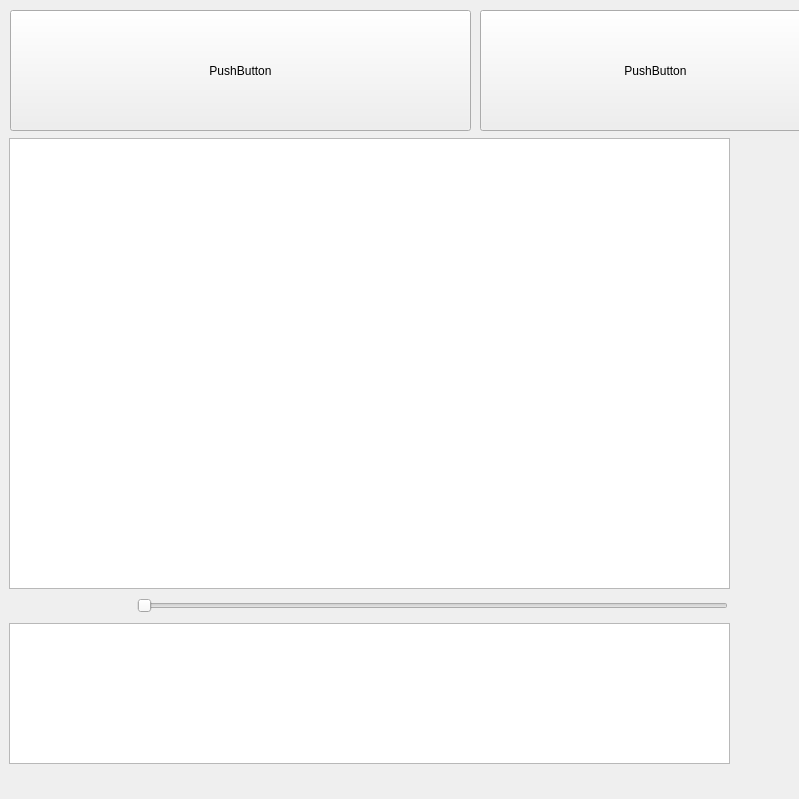
The window that src/View/PatientSummaryView/PatientSummary.ui (thefinalcutbg/DinoDent) describes before a commit, drawn with Qt 5.
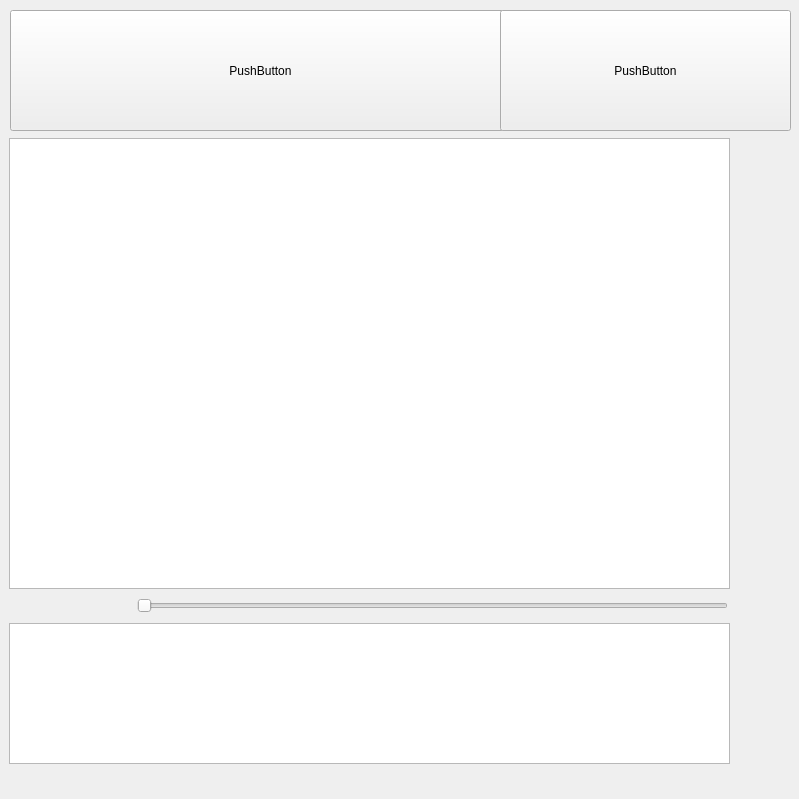
The same window after the commit. Custom widgets are drawn as their Qt base class.

What changed in the file:
```diff
--- a/src/View/PatientSummaryView/PatientSummary.ui
+++ b/src/View/PatientSummaryView/PatientSummary.ui
@@ -80,7 +80,7 @@
     <rect>
      <x>10</x>
      <y>10</y>
-     <width>461</width>
+     <width>501</width>
      <height>121</height>
     </rect>
    </property>
@@ -103,9 +103,9 @@
   <widget class="AllergiesTile" name="allergiesTile">
    <property name="geometry">
     <rect>
-     <x>480</x>
+     <x>500</x>
      <y>10</y>
-     <width>351</width>
+     <width>291</width>
      <height>121</height>
     </rect>
    </property>
@@ -117,8 +117,8 @@
    </property>
    <property name="minimumSize">
     <size>
-     <width>351</width>
-     <height>121</height>
+     <width>0</width>
+     <height>0</height>
     </size>
    </property>
    <property name="text">
```
